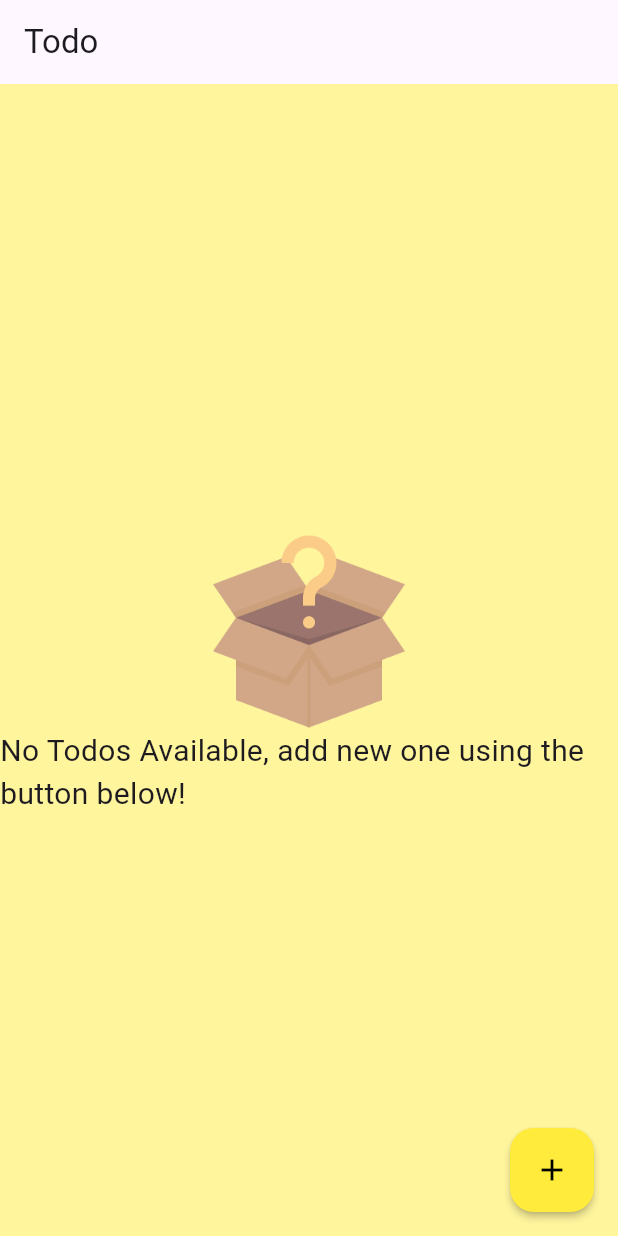
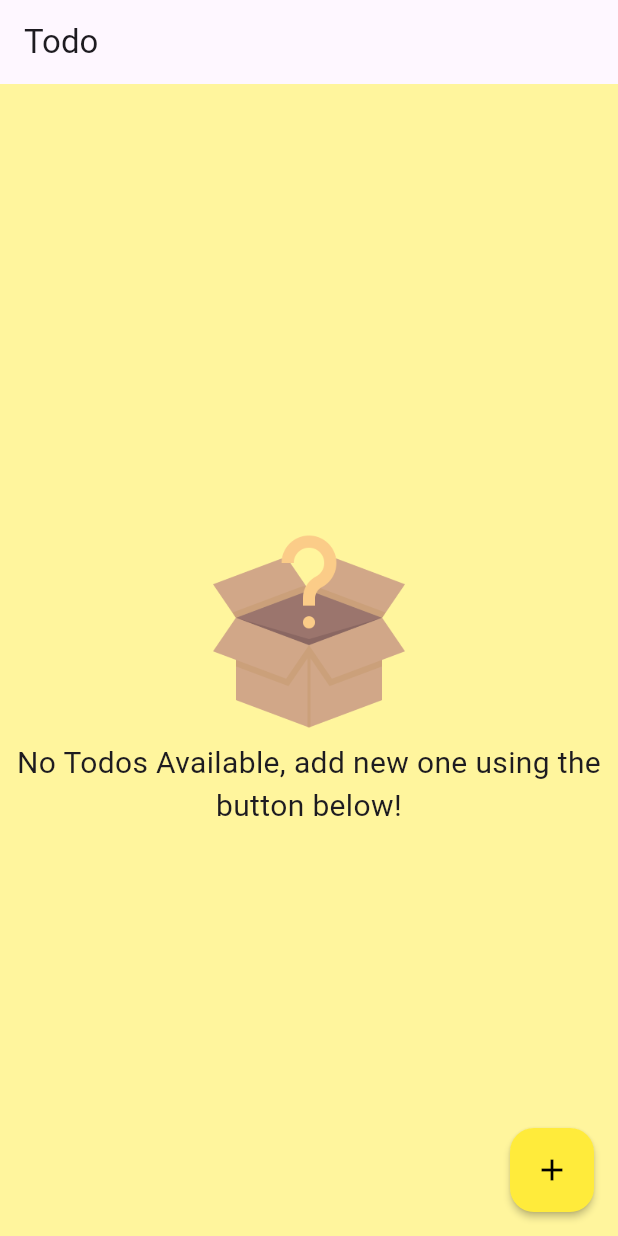
Before and after one commit to Elabs-llc/PRODIGY_AD_02, a Flutter app: the screen it shows after launch, on a phone screen of 412 x 824 dp. Run offline on Flutter 3.47's test engine with Material 3 defaults, Android fonts, the phone set to English and light mode, and no system bars; our stand-ins replace flutter_riverpod, flutter_slidable, sqflite; accounts and stored records are empty.

Commit message:
updates on readme

```diff
--- a/lib/pages/home.dart
+++ b/lib/pages/home.dart
@@ -55,9 +55,15 @@ class MyHomePage extends ConsumerWidget {
                       width: 130.0,
                       height: 130.0,
                     ),
-                    const Text(
-                      "No Todos Available, add new one using the  button below!",
-                      style: TextStyle(fontSize: 20.0),
+                    const Padding(
+                      padding: EdgeInsets.all(8.0),
+                      child: Text(
+                        "No Todos Available, add new one using the  button below!",
+                        style: TextStyle(
+                          fontSize: 20.0,
+                        ),
+                        textAlign: TextAlign.center,
+                      ),
                     ),
                   ],
                 ),
--- a/pubspec.yaml
+++ b/pubspec.yaml
@@ -57,7 +57,7 @@ dev_dependencies:
 # The following section is specific to Flutter packages.
 flutter:
   assets:
-    - assets/images/box_15052282.png
+    - assets/images/
 
   # The following line ensures that the Material Icons font is
   # included with your application, so that you can use the icons in
```
Also changed, not shown: assets/images/1.png (added), assets/images/2.png (added), assets/images/3.png (added), assets/images/4.png (added), assets/images/5.png (added), 1 other file.
